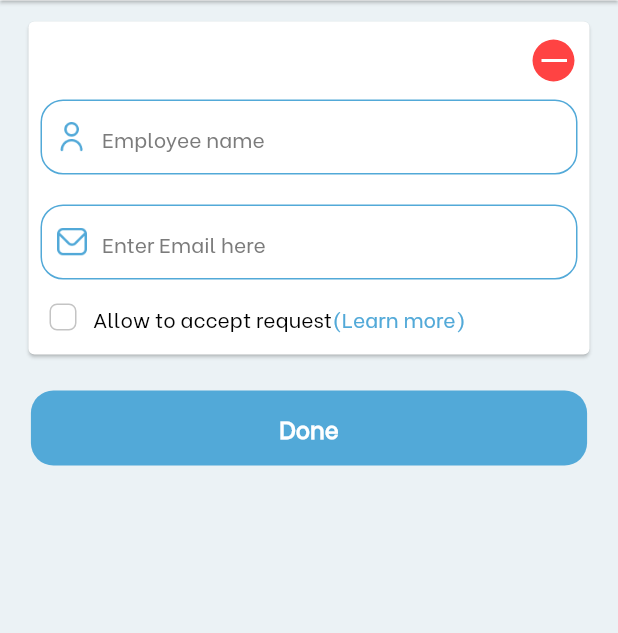
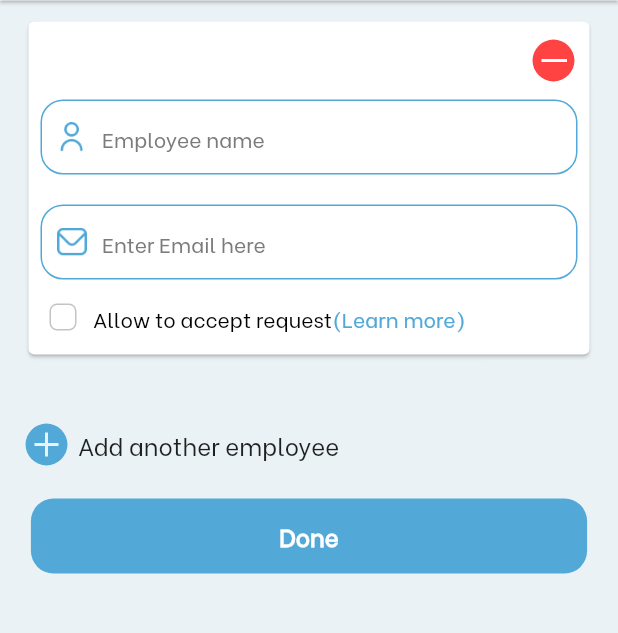
Before and after one commit to thecompl/NewTyreShifter, a Flutter app: the AddEmployee screen opened directly, on a phone screen of 412 x 824 dp, the part 52-685 px from its top. Run offline on Flutter 3.47's test engine with Material 2 defaults, Android fonts, the phone set to English and light mode, and no system bars; our stand-ins replace animated_splash_screen, device_info_plus, dio, expansion_tile_card, flutter_datetime_picker, flutter_rating_bar and 9 more; missing offline and left inert: country_pickers, dart:ffi, device_info_plus_web, flutter_verification_code, image_picker_for_web, otp_screen and 2 more; accounts and stored records are empty; project files that could hold a hidden picture were left out.

Commit message:
Add vehicle screen and add employee screen

```diff
--- a/lib/Suppliers/AddEmployee.dart
+++ b/lib/Suppliers/AddEmployee.dart
@@ -3,12 +3,15 @@ import 'package:flutter/material.dart';
 import 'package:flutter/src/foundation/key.dart';
 import 'package:flutter/src/widgets/framework.dart';
 import 'package:flutter_svg/flutter_svg.dart';
+import 'package:tyreshifter/Suppliers/AddVehicle.dart';
 import 'package:tyreshifter/Widget/Appbartext.dart';
 import 'package:tyreshifter/Widget/Button.dart';
 import 'package:tyreshifter/config/Color.dart';
 import 'package:tyreshifter/config/Navagate_Next.dart';
 import 'package:tyreshifter/config/TextStyles/Textstyles.dart';
 import 'package:tyreshifter/config/string.dart';
+
+import '../Widget/Textfield.dart';
 
 class AddEmployee extends StatefulWidget {
   const AddEmployee({Key? key}) : super(key: key);
@@ -31,7 +34,8 @@ class _AddEmployeeState extends State<AddEmployee> {
             : Size.fromHeight(appbarheight_ios),
         child: Appbartext(title: addEmployee, show_arrow_icon: 0),
       ),
-      body: Container(
+      body: SingleChildScrollView(
+        child: Container(
           child: Padding(
             padding: const EdgeInsets.symmetric(horizontal: 15, vertical: 10),
             child: Column(
@@ -165,11 +169,23 @@ class _AddEmployeeState extends State<AddEmployee> {
                     ),
                   ),
                 ),
+                SizedBox(
+                  height: 40,
+                ),
+                Row(
+                  children: [
+                    SvgPicture.asset(addicon_svg),
+                    SizedBox(
+                      width: 5,
+                    ),
+                    Textfield().text(addanotheremployee, TextStyles.mn16),
+                  ],
+                ),
                 SizedBox(height: 20),
                 ElevatedButtons(
                   name: done,
                   onTap: () {
-                  // nextScreen(context, AddEmployee());
+                    nextScreen(context, AddVehicle());
                     // nextScreen(context, Enable_location());
                   },
                 ),
@@ -178,6 +194,7 @@ class _AddEmployeeState extends State<AddEmployee> {
             ),
           ),
         ),
+      ),
     );
   }
 }
--- a/lib/config/string.dart
+++ b/lib/config/string.dart
@@ -199,6 +199,7 @@ final my_booking = "My booking";
 final Upload_Vehicle_photo = "Upload Vehicle photo";
 final before = "Before";
 final after = "After";
+final addanotheremployee = "Add another employee";
 final withdraw = "Withdraw";
 final personal_bal = "Personal Balance";
 final withdraw_to = "Withdraw To";
@@ -235,6 +236,7 @@ final cancel = "Cancel";
 // final canceled = "Canceled";
 //image------
 final carbon_svg = "assets/carbon_add-filled.svg";
+final addicon_svg = "assets/addicon.svg";
 final enable_locationimg = "assets/enable_locationimg.png";
 final reserver_shifterimg = "assets/shifter.png";
 final crossimage = "assets/cross.png";
@@ -276,6 +278,7 @@ final perosnimg = "assets/person.png";
 final birthdayimg = "assets/birthday.png";
 final location_globe = "assets/globe.png";
 final lock_forget_pwd = "assets/lock.png";
+final hassicon = "assets/hassicon.svg";
 
 //supplier_image
 final check_circle = "assets/check_circle.png";
```
Also changed, not shown: lib/Suppliers/AddVehicle.dart (added, +123 -0 lines), assets/addicon.svg (added), assets/hassicon.svg (added), 4 other files. Lines whose indentation alone changed are shown as unchanged.
